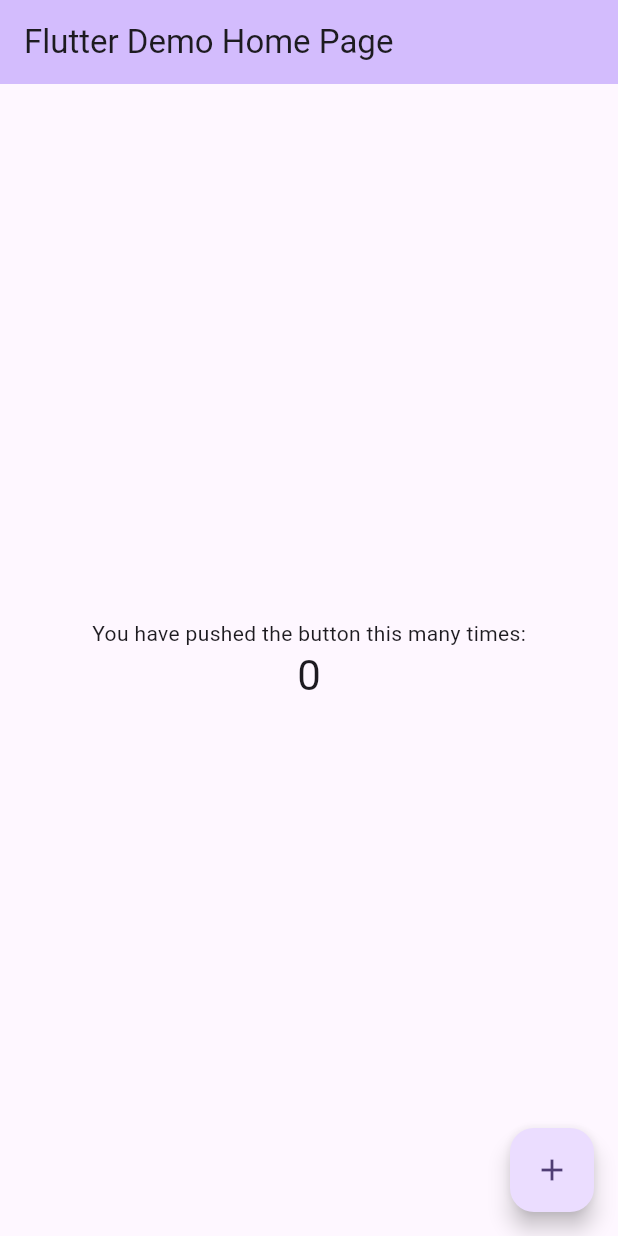
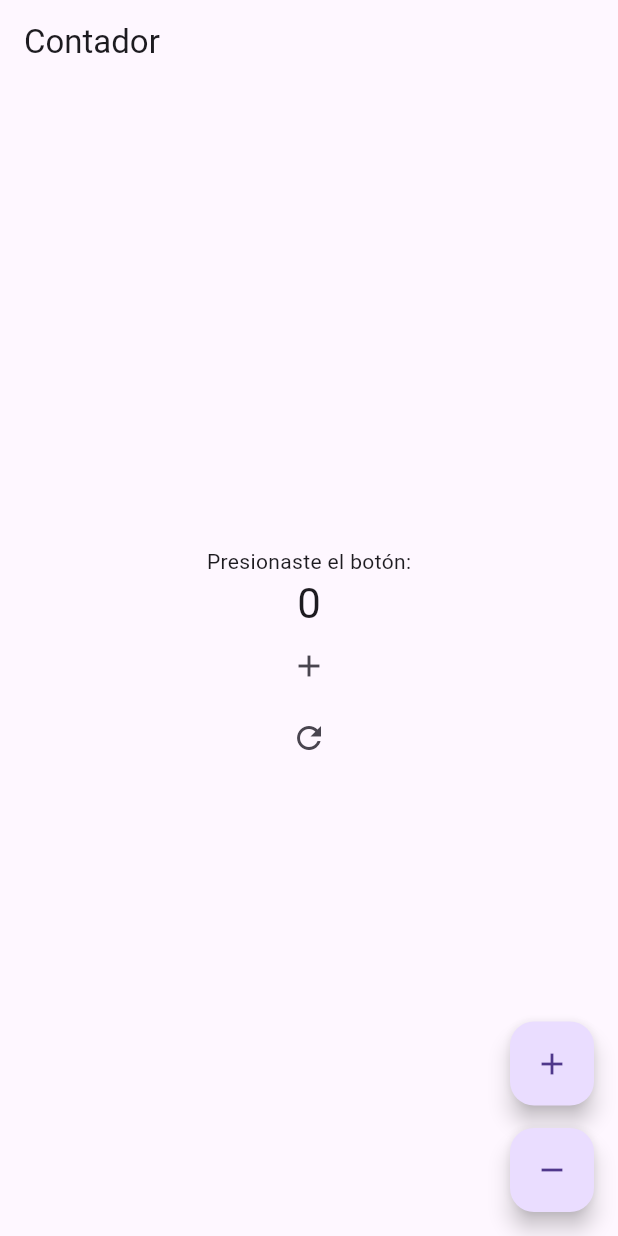
Before and after one commit to PabloGO4/Contador, a Flutter app: the screen it shows after launch, on a phone screen of 412 x 824 dp. Run offline on Flutter 3.47's test engine with Material 3 defaults, Android fonts, the phone set to English and light mode, and no system bars.

Commit message:
I changed the text prompt that appears when you press the button (63).

```diff
--- a/lib/main.dart
+++ b/lib/main.dart
@@ -1,125 +1,108 @@
 import 'package:flutter/material.dart';
 
 void main() {
-  runApp(const MyApp());
+  runApp(MyApp());
 }
 
 class MyApp extends StatelessWidget {
   const MyApp({super.key});
 
-  // This widget is the root of your application.
   @override
   Widget build(BuildContext context) {
     return MaterialApp(
-      title: 'Flutter Demo',
+      title: 'Contador',
       theme: ThemeData(
-        // This is the theme of your application.
-        //
-        // TRY THIS: Try running your application with "flutter run". You'll see
-        // the application has a purple toolbar. Then, without quitting the app,
-        // try changing the seedColor in the colorScheme below to Colors.green
-        // and then invoke "hot reload" (save your changes or press the "hot
-        // reload" button in a Flutter-supported IDE, or press "r" if you used
-        // the command line to start the app).
-        //
-        // Notice that the counter didn't reset back to zero; the application
-        // state is not lost during the reload. To reset the state, use hot
-        // restart instead.
-        //
-        // This works for code too, not just values: Most code changes can be
-        // tested with just a hot reload.
-        colorScheme: ColorScheme.fromSeed(seedColor: Colors.deepPurple),
-        useMaterial3: true,
+        primarySwatch: Colors.blue,
       ),
-      home: const MyHomePage(title: 'Flutter Demo Home Page'),
+      home: CounterScreen(),
     );
   }
 }
 
-class MyHomePage extends StatefulWidget {
-  const MyHomePage({super.key, required this.title});
-
-  // This widget is the home page of your application. It is stateful, meaning
-  // that it has a State object (defined below) that contains fields that affect
-  // how it looks.
-
-  // This class is the configuration for the state. It holds the values (in this
-  // case the title) provided by the parent (in this case the App widget) and
-  // used by the build method of the State. Fields in a Widget subclass are
-  // always marked "final".
-
-  final String title;
+class CounterScreen extends StatefulWidget {
+  const CounterScreen({super.key});
 
   @override
-  State<MyHomePage> createState() => _MyHomePageState();
+  _CounterScreenState createState() => _CounterScreenState();
 }
 
-class _MyHomePageState extends State<MyHomePage> {
+class _CounterScreenState extends State<CounterScreen> {
   int _counter = 0;
 
   void _incrementCounter() {
     setState(() {
-      // This call to setState tells the Flutter framework that something has
-      // changed in this State, which causes it to rerun the build method below
-      // so that the display can reflect the updated values. If we changed
-      // _counter without calling setState(), then the build method would not be
-      // called again, and so nothing would appear to happen.
+
+
       _counter++;
+    });
+  }
+  void _decrementCounter() {
+    setState(() {
+
+      _counter--;
+    });
+
+  }
+  void _resetCounter() {
+    setState(() {
+      _counter = 0;
     });
   }
 
   @override
   Widget build(BuildContext context) {
-    // This method is rerun every time setState is called, for instance as done
-    // by the _incrementCounter method above.
-    //
-    // The Flutter framework has been optimized to make rerunning build methods
-    // fast, so that you can just rebuild anything that needs updating rather
-    // than having to individually change instances of widgets.
     return Scaffold(
       appBar: AppBar(
-        // TRY THIS: Try changing the color here to a specific color (to
-        // Colors.amber, perhaps?) and trigger a hot reload to see the AppBar
-        // change color while the other colors stay the same.
-        backgroundColor: Theme.of(context).colorScheme.inversePrimary,
-        // Here we take the value from the MyHomePage object that was created by
-        // the App.build method, and use it to set our appbar title.
-        title: Text(widget.title),
+        title: const Text('Contador'),
       ),
       body: Center(
-        // Center is a layout widget. It takes a single child and positions it
-        // in the middle of the parent.
         child: Column(
-          // Column is also a layout widget. It takes a list of children and
-          // arranges them vertically. By default, it sizes itself to fit its
-          // children horizontally, and tries to be as tall as its parent.
-          //
-          // Column has various properties to control how it sizes itself and
-          // how it positions its children. Here we use mainAxisAlignment to
-          // center the children vertically; the main axis here is the vertical
-          // axis because Columns are vertical (the cross axis would be
-          // horizontal).
-          //
-          // TRY THIS: Invoke "debug painting" (choose the "Toggle Debug Paint"
-          // action in the IDE, or press "p" in the console), to see the
-          // wireframe for each widget.
           mainAxisAlignment: MainAxisAlignment.center,
           children: <Widget>[
             const Text(
-              'You have pushed the button this many times:',
+              'Presionaste el botón:',
             ),
             Text(
               '$_counter',
               style: Theme.of(context).textTheme.headlineMedium,
             ),
+            IconButton(
+              icon: const Icon(Icons.add),
+              onPressed: _incrementCounter,
+              tooltip: 'Sumar',
+            ),
+            IconButton(
+              icon: const Icon(Icons.refresh),
+              onPressed: _resetCounter,
+              tooltip: 'Reiniciar',
+            ),
           ],
         ),
       ),
-      floatingActionButton: FloatingActionButton(
-        onPressed: _incrementCounter,
-        tooltip: 'Increment',
-        child: const Icon(Icons.add),
-      ), // This trailing comma makes auto-formatting nicer for build methods.
+
+     floatingActionButton: Column(
+      mainAxisAlignment: MainAxisAlignment.end,
+        children: <Widget>[
+
+          FloatingActionButton(
+            onPressed: _incrementCounter,
+            tooltip: 'Incrementar',
+            child: const Icon(Icons.add),
+          ),
+
+          const SizedBox(
+            height: 15.0, //Esto es solo para dar margen entre los FAB
+          ),
+
+          FloatingActionButton(
+            onPressed: _decrementCounter,
+            tooltip: 'Restar',
+            child: const Icon(Icons.remove),
+          ),
+
+        ],
+      ),
+
     );
   }
 }
```
